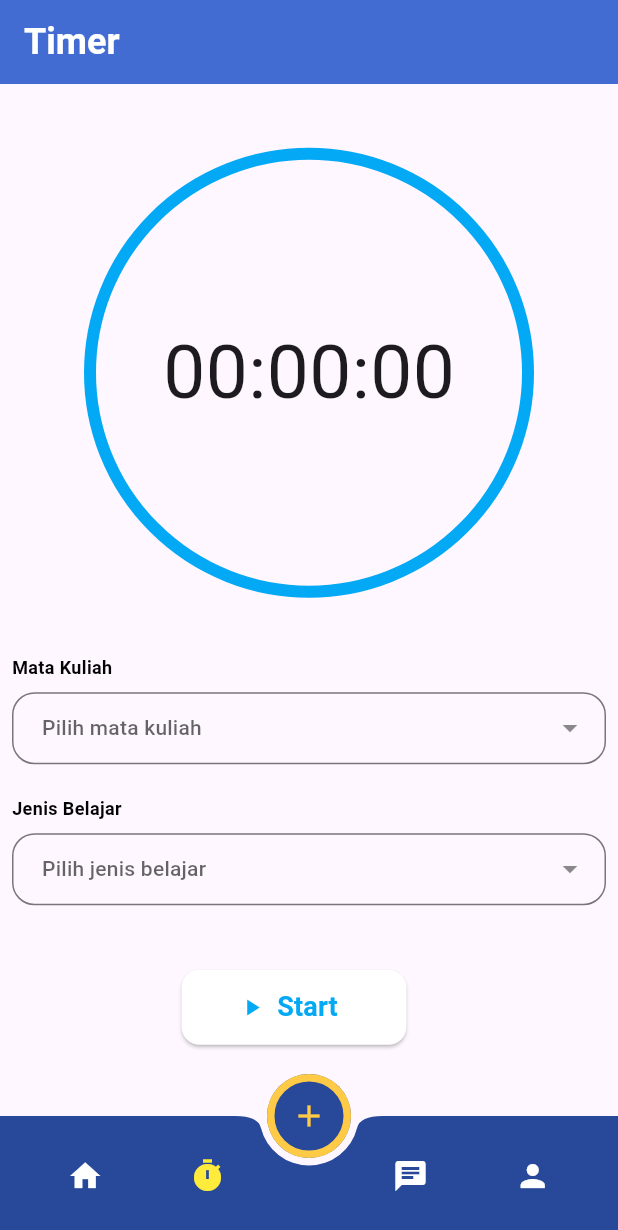
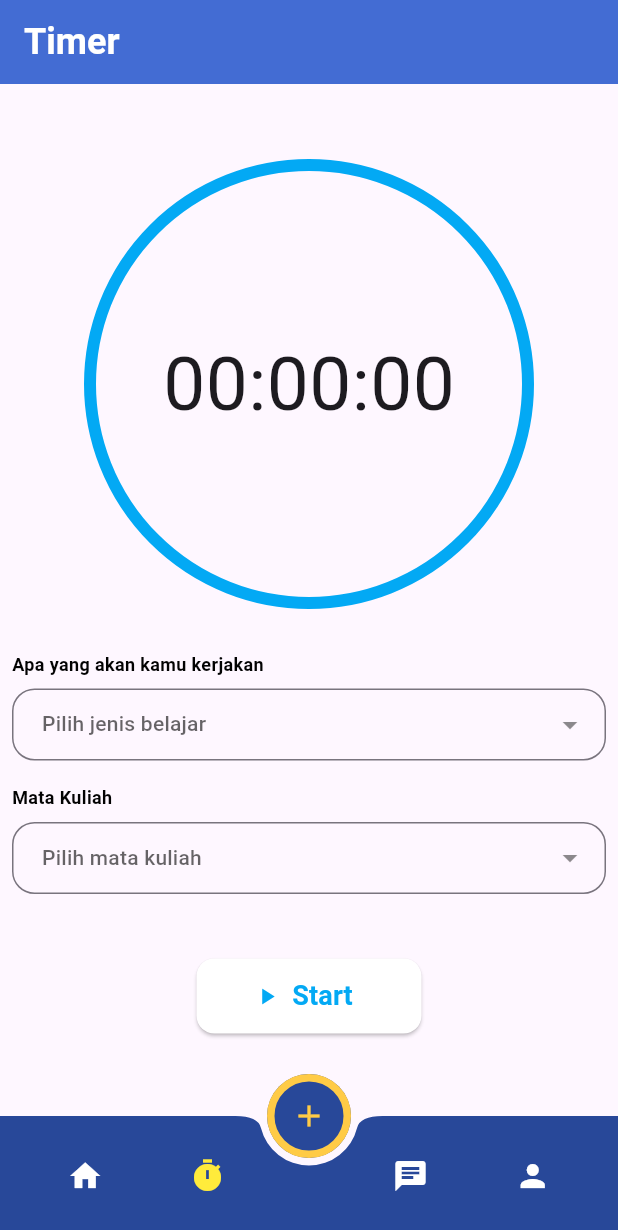
Before and after one commit to mdifal/KuliahKu-FE, a Flutter app: the screen it shows after launch, item 2 of the bottom bar chosen, on a phone screen of 412 x 824 dp. Shown: the top 1230 px of the screen. Run offline on Flutter 3.47's test engine with Material 3 defaults, Android fonts, the phone set to English and light mode, and no system bars; our stand-ins replace dropdown_button2, file_picker, syncfusion_flutter_calendar; missing offline and left inert: jwt_decode, passwordfield, time_picker_spinner; network calls fail; Roboto replaces fonts that are missing (Poppins).

Commit message:
integrasi timer

```diff
--- a/lib/ui/views/timer.dart
+++ b/lib/ui/views/timer.dart
@@ -3,7 +3,12 @@ import 'package:flutter/material.dart';
 import 'package:kuliahku/ui/shared/style.dart';
 import 'package:kuliahku/ui/widgets/button.dart';
 import 'package:kuliahku/ui/widgets/dropdown.dart';
-import 'dart:math' as math;
+import 'package:kuliahku/ui/shared/global.dart';
+import 'package:intl/intl.dart';
+import 'dart:convert';
+import 'package:http/http.dart' as http;
+
+import 'history_time_record.dart';
 
 class TimerPage extends StatefulWidget {
   const TimerPage({Key? key}) : super(key: key);
@@ -15,32 +20,18 @@ class TimerPage extends StatefulWidget {
 class _TimerPageState extends State<TimerPage> {
   int _seconds = 0;
   bool _isRunning = false;
+  bool _isFinish = false;
   late Timer _timer;
 
-  late int _selectedCourse;
-  late int _selectedLearningType;
+  late DateTime _startTime;
+  late DateTime _endTime;
 
-  void _startTimer() {
-    _timer = Timer.periodic(Duration(seconds: 1), (timer) {
-      setState(() {
-        _seconds++;
-      });
-    });
-    _isRunning = true;
-  }
+  late int _selectedCourse = 1;
+  late int _selectedLearningType = 1;
 
-  void _stopTimer() {
-    _timer.cancel();
-    _isRunning = false;
-  }
-
-  void _resetTimer() {
-    _timer.cancel();
-    setState(() {
-      _seconds = 0;
-    });
-    _isRunning = false;
-  }
+  List<Map<String, dynamic>> jadwal = [];
+  int type = 0;
+  int subjectId = 0;
 
   String _formattedTime(int seconds) {
     int hours = seconds ~/ 3600;
@@ -58,6 +49,123 @@ class _TimerPageState extends State<TimerPage> {
   void dispose() {
     _timer.cancel();
     super.dispose();
+  }
+
+  @override
+  void initState() {
+    super.initState();
+    // fetchDataJadwal();
+  }
+
+  Future<void> fetchDataJadwal() async {
+    try {
+      String url = 'http://$ipUrl:8001/users/$email/jadwalKuliah/now';
+
+      var response = await http.get(
+        Uri.parse(url),
+        headers: {
+          'Content-Type': 'application/json',
+        },
+      );
+
+      if (response.statusCode == 200) {
+        final List<dynamic> fetchedData = json.decode(response.body);
+        List<Map<String, dynamic>> transformedData = fetchedData.map((item) {
+          return {
+            'id': item['id'].toString(),
+            'nama matkul': item['subject'],
+          };
+        }).toList();
+
+        setState(() {
+          jadwal = transformedData;
+        });
+      } else {
+        throw Exception('Failed to load data');
+      }
+
+    } catch (error) {
+      print('Error fetching data: $error');
+    }
+  }
+
+  void addDataToBackend() async {
+    try {
+      // Data yang akan dikirim ke backend
+      Map<String, dynamic> data = {
+        'startTime': DateFormat('HH:mm:ss').format(_startTime),
+        'endTime': DateFormat('HH:mm:ss').format(_endTime),
+        'subject': _selectedCourse,
+        'jenis': _selectedLearningType,
+        'time_records': _formattedTime(_seconds),
+      };
+
+      String url = 'http://$ipUrl:8001/users/$email/time-records';
+      var response = await http.post(
+        Uri.parse(url),
+        headers: {
+          'Content-Type': 'application/json',
+        },
+        body: json.encode(data),
+      );
+
+      print(data);
+
+      if (response.statusCode == 201) {
+        print('Time record added successfully');
+
+        setState(() {
+          _isFinish = false;
+          _isRunning = false;
+          _seconds = 0;
+        });
+
+        Navigator.push(
+          context,
+          MaterialPageRoute(builder: (context) => const HistoryRecordPage()),
+        );
+      } else {
+        throw Exception('Failed to add time record');
+      }
+    } catch (error) {
+      print('Error adding time record: $error');
+    }
+  }
+
+  void _startTimer() {
+    _timer = Timer.periodic(Duration(seconds: 1), (timer) {
+      setState(() {
+        _seconds++;
+      });
+    });
+    setState(() {
+      _isRunning = true;
+      if(_seconds<=0)
+        _startTime = DateTime.now();
+    });
+  }
+
+  void _pauseTimer() {
+    _timer.cancel();
+    setState(() {
+      _isRunning = false;
+    });
+  }
+
+  void _stopTimer() {
+    _timer.cancel();
+    setState(() {
+      _isFinish = true;
+      _endTime = DateTime.now();
+    });
+  }
+
+  void _resetTimer() {
+    _timer.cancel();
+    setState(() {
+      _seconds = 0;
+      _isRunning = false;
+    });
   }
 
   @override
@@ -102,8 +210,8 @@ class _TimerPageState extends State<TimerPage> {
                 ),
               ],
             ),
-            SizedBox(height: 30),
-            _isRunning
+            SizedBox(height: 20),
+            _isRunning || _seconds>0
                 ? Column(
               children: [
                 Text(
@@ -119,40 +227,37 @@ class _TimerPageState extends State<TimerPage> {
                 : Column(
               children: [
                 CustomDropdown(
-                        label: "Mata Kuliah",
-                        placeholder: "Pilih mata kuliah",
-                        items: [
-                          {'label': 'Basis Data', 'value': 1},
-                          {
-                            'label': 'Matematika',
-                            'value': 2
-                          } //nanti valuenya id nya
-                        ],
-                        onChanged: (value) {
-                          setState(() {
-                            _selectedCourse = value;
-                          });
-                        },
-                      ),
-                      SizedBox(height: 5),
-                      CustomDropdown(
-                        label: "Jenis Belajar",
+                  label: "Apa yang akan kamu kerjakan",
                   placeholder: "Pilih jenis belajar",
-                        items: [
-                          {
-                            'label': 'Mengerjakan Tugas',
-                            'value': 1
-                          },
-                          {
-                            'label': 'Belajar Mandiri',
-                            'value': 2
-                          },
-                        ],
                   onChanged: (value) {
                     setState(() {
                       _selectedLearningType = value;
                     });
                   },
+                  items: [
+                    {'label': 'Mengerjakan Tugas', 'value': 1},
+                    {'label': 'Belajar Mandiri', 'value': 2}
+                  ],
+                ),
+                CustomDropdown(
+                  label: "Mata Kuliah",
+                  placeholder: "Pilih mata kuliah",
+                  onChanged: (value) {
+                    setState(() {
+                      // _selectedCourse = jadwal[value]['id'];
+                      _selectedCourse = value;
+                    });
+                  },
+                  // items: List.generate(jadwal.length, (index) {
+                  //   return {
+                  //     'label': jadwal[index]['nama matkul'],
+                  //     'value': jadwal[index]['id']
+                  //   };
+                  // }),
+                  items: [
+                    {'label': 'Mengerjakan Tugas', 'value': 1},
+                    {'label': 'Belajar Mandiri', 'value': 2}
+                  ],
                 ),
               ],
             ),
@@ -160,15 +265,32 @@ class _TimerPageState extends State<TimerPage> {
             Row(
               mainAxisAlignment: MainAxisAlignment.center,
               children: <Widget>[
+                if(_isFinish)
+                  CustomButton(
+                    backgroundColor: yellow,
+                    label: 'Simpan',
+                    textColor: white,
+                    onPressed: () {
+                      addDataToBackend();
+                    },
+                  ),
+                if (!_isFinish)
                   CustomIconsButton(
-                  label: _isRunning ? 'Stop' : 'Start',
-                  iconData: _isRunning ? Icons.stop : Icons.play_arrow,
-                  onPressed: _isRunning ? _stopTimer : _startTimer,
+                    label: _isRunning ? 'Pause' : 'Start',
+                    iconData: _isRunning ? Icons.pause: Icons.play_arrow,
+                    onPressed: _isRunning ? _pauseTimer : _startTimer,
                     textColor: Colors.lightBlue,
                     backgroundColor: Colors.white,
                   ),
-                SizedBox(width: 20),
-                if (_isRunning) // Tambahkan kondisi ini
+                  if (_isRunning && !_isFinish)
+                    CustomIconsButton(
+                      label: 'Stop',
+                      iconData: Icons.stop ,
+                      onPressed: _stopTimer ,
+                      textColor: Colors.lightBlue,
+                      backgroundColor: Colors.white,
+                    ),
+                  if (!_isRunning && !_isFinish && _seconds > 0)
                     CustomIconsButton(
                       onPressed: _resetTimer,
                       iconData: Icons.refresh,
```
Lines whose indentation alone changed are shown as unchanged.
